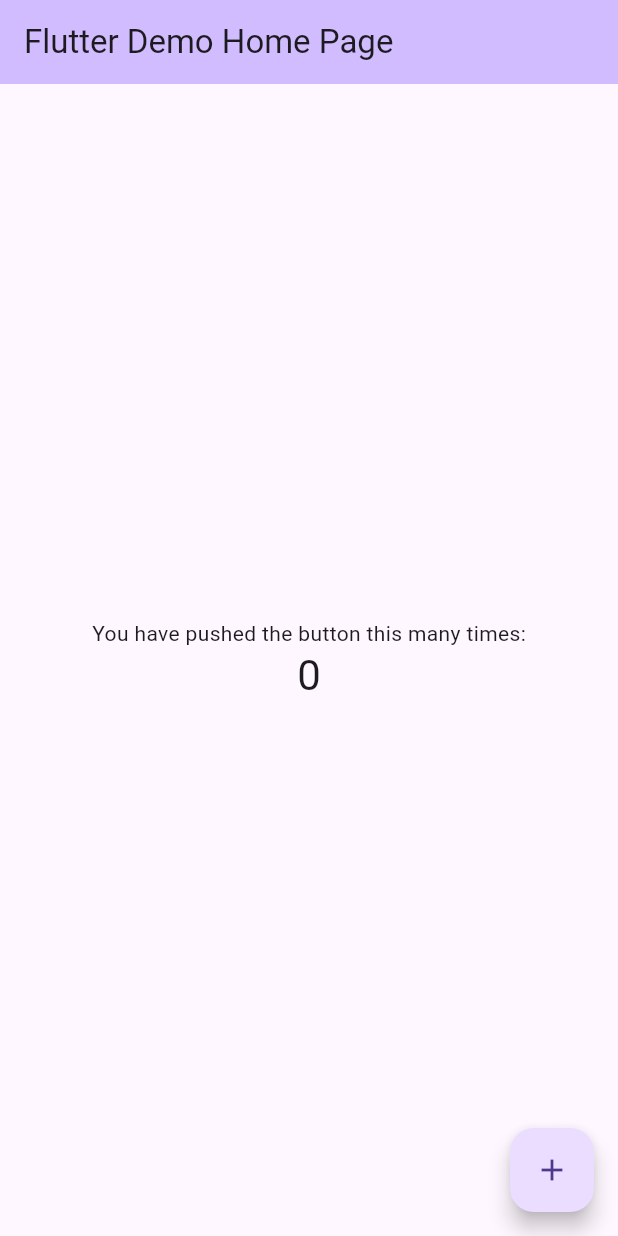
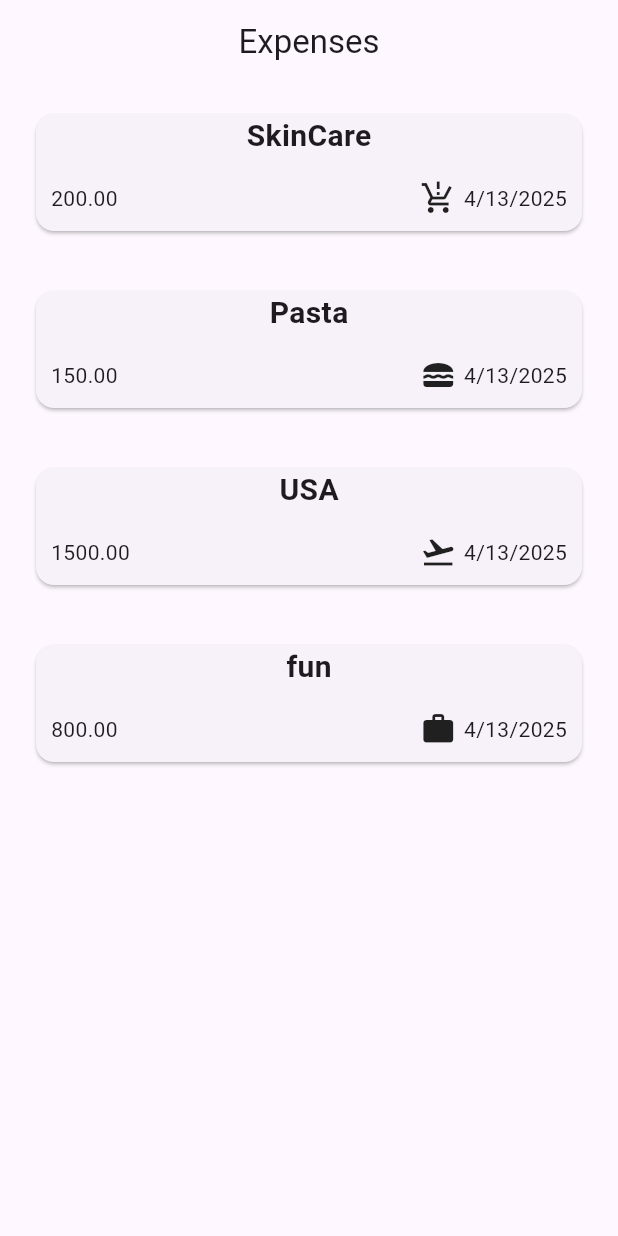
Before and after one commit to NourhanMagdy21/Xpenso_App, a Flutter app: the screen it shows after launch, on a phone screen of 412 x 824 dp. Run offline on Flutter 3.47's test engine with Material 3 defaults, Android fonts, the phone set to English and light mode, and no system bars.

Commit message:
added some refactoring

```diff
--- /dev/null
+++ b/lib/features/home/expenses.dart
@@ -0,0 +1,52 @@
+import 'package:flutter/material.dart';
+
+import '../../models/expense.dart';
+import '../../widgets/expenses_list/expenses_list.dart';
+
+class ExpensesScreen extends StatefulWidget {
+  const ExpensesScreen({super.key});
+
+  @override
+  State<ExpensesScreen> createState() => _ExpensesScreenState();
+}
+
+class _ExpensesScreenState extends State<ExpensesScreen> {
+  final List<Expense> expenses = [
+    Expense(
+        title: 'SkinCare',
+        amount: 200,
+        category: Category.skinCare,
+        date: DateTime.now()),
+    Expense(
+        title: 'Pasta',
+        amount: 150,
+        category: Category.food,
+        date: DateTime.now()),
+    Expense(
+        title: 'USA',
+        amount: 1500,
+        category: Category.travel,
+        date: DateTime.now()),
+    Expense(
+        title: 'fun',
+        amount: 800,
+        category: Category.work,
+        date: DateTime.now()),
+  ];
+
+  @override
+  Widget build(BuildContext context) {
+    return Scaffold(
+      appBar: AppBar(title: Center(child: Text('Expenses')),),
+        body: Center(
+      child: Column(
+        mainAxisAlignment: MainAxisAlignment.center,
+        children: [
+          Expanded(
+            child: ExpensesList(expenses: expenses),
+          )
+        ],
+      ),
+    ));
+  }
+}
--- a/lib/main.dart
+++ b/lib/main.dart
@@ -1,4 +1,6 @@
 import 'package:flutter/material.dart';
+import 'package:xpenso_app/features/home/expenses.dart';
+
 
 void main() {
   runApp(const MyApp());
@@ -7,82 +9,11 @@
 class MyApp extends StatelessWidget {
   const MyApp({super.key});
 
-
   @override
   Widget build(BuildContext context) {
     return MaterialApp(
-      title: 'Flutter Demo',
-      home: const MyHomePage(title: 'Flutter Demo Home Page'),
+      debugShowCheckedModeBanner: false,
+      home: ExpensesScreen(),
     );
   }
 }
-
-class MyHomePage extends StatefulWidget {
-  const MyHomePage({super.key, required this.title});
-
-  final String title;
-
-  @override
-  State<MyHomePage> createState() => _MyHomePageState();
-}
-
-class _MyHomePageState extends State<MyHomePage> {
-  int _counter = 0;
-
-  void _incrementCounter() {
-    setState(() {
-
-      _counter++;
-    });
-  }
-
-  @override
-  Widget build(BuildContext context) {
-
-    return Scaffold(
-      appBar: AppBar(
-        // TRY THIS: Try changing the color here to a specific color (to
-        // Colors.amber, perhaps?) and trigger a hot reload to see the AppBar
-        // change color while the other colors stay the same.
-        backgroundColor: Theme.of(context).colorScheme.inversePrimary,
-        // Here we take the value from the MyHomePage object that was created by
-        // the App.build method, and use it to set our appbar title.
-        title: Text(widget.title),
-      ),
-      body: Center(
-        // Center is a layout widget. It takes a single child and positions it
-        // in the middle of the parent.
-        child: Column(
-          // Column is also a layout widget. It takes a list of children and
-          // arranges them vertically. By default, it sizes itself to fit its
-          // children horizontally, and tries to be as tall as its parent.
-          //
-          // Column has various properties to control how it sizes itself and
-          // how it positions its children. Here we use mainAxisAlignment to
-          // center the children vertically; the main axis here is the vertical
-          // axis because Columns are vertical (the cross axis would be
-          // horizontal).
-          //
-          // TRY THIS: Invoke "debug painting" (choose the "Toggle Debug Paint"
-          // action in the IDE, or press "p" in the console), to see the
-          // wireframe for each widget.
-          mainAxisAlignment: MainAxisAlignment.center,
-          children: <Widget>[
-            const Text(
-              'You have pushed the button this many times:',
-            ),
-            Text(
-              '$_counter',
-              style: Theme.of(context).textTheme.headlineMedium,
-            ),
-          ],
-        ),
-      ),
-      floatingActionButton: FloatingActionButton(
-        onPressed: _incrementCounter,
-        tooltip: 'Increment',
-        child: const Icon(Icons.add),
-      ), // This trailing comma makes auto-formatting nicer for build methods.
-    );
-  }
-}
--- /dev/null
+++ b/lib/models/expense.dart
@@ -0,0 +1,30 @@
+import 'package:flutter/material.dart';
+import 'package:intl/intl.dart';
+import 'package:uuid/uuid.dart';
+
+const uuid = Uuid();
+final dateFormat = DateFormat.yMd();
+enum Category {food, skinCare , travel, work}
+const categoryIcons = {
+Category.food : Icons.lunch_dining,
+  Category.travel : Icons.flight_takeoff,
+  Category.skinCare : Icons.production_quantity_limits,
+  Category.work : Icons.work,
+
+};
+class Expense{
+  final String id;
+  final String title;
+  final double amount;
+  final DateTime date;
+  final Category category;
+  String get formattedDate {
+    return dateFormat.format(date);
+  }
+  Expense({
+   required this.title,
+    required this.amount,
+    required this.category,
+    required this.date
+}): id = uuid.v4();
+}
--- /dev/null
+++ b/lib/widgets/expenses_list/expenses_item.dart
@@ -0,0 +1,43 @@
+import 'package:flutter/material.dart';
+
+import '../../models/expense.dart';
+
+class ExpensesItem extends StatelessWidget {
+  const ExpensesItem({super.key, required this.expense});
+  final Expense expense;
+
+  @override
+  Widget build(BuildContext context) {
+    return Padding(
+      padding: const EdgeInsets.symmetric(vertical: 16, horizontal: 20),
+      child: Card(
+        child: Column(
+          children: [
+            Text(expense.title, style: TextStyle(
+              fontWeight: FontWeight.bold,
+              fontSize: 20
+            ),),
+            SizedBox(
+              height: 5,
+            ),
+            Padding(
+              padding: const EdgeInsets.all(10),
+              child: Row(
+                children: [
+                  Text(expense.amount.toStringAsFixed(2)),
+                  Spacer(),
+                  Row(children: [
+                    Icon(categoryIcons[expense.category]),
+                    SizedBox(width: 5,),
+                    Text(expense.formattedDate),
+                  ],)
+
+                ],
+              ),
+            )
+          ],
+        ),
+      ),
+    );
+  }
+}
--- /dev/null
+++ b/lib/widgets/expenses_list/expenses_list.dart
@@ -0,0 +1,20 @@
+import 'package:flutter/material.dart';
+import 'package:xpenso_app/widgets/expenses_list/expenses_item.dart';
+
+import '../../models/expense.dart';
+
+class ExpensesList extends StatelessWidget {
+  const ExpensesList({
+    super.key,
+    required this.expenses,
+  }) ;
+
+  final List<Expense> expenses;
+
+  @override
+  Widget build(BuildContext context) {
+    return ListView.builder(
+        itemCount: expenses.length,
+        itemBuilder: (context, index) => ExpensesItem(expense: expenses[index]));
+  }
+}
--- a/pubspec.yaml
+++ b/pubspec.yaml
@@ -35,6 +35,8 @@
   # The following adds the Cupertino Icons font to your application.
   # Use with the CupertinoIcons class for iOS style icons.
   cupertino_icons: ^1.0.8
+  uuid: ^4.5.1
+  intl: ^0.20.2
 
 dev_dependencies:
   flutter_test:
```
Also changed, not shown: pubspec.lock.
